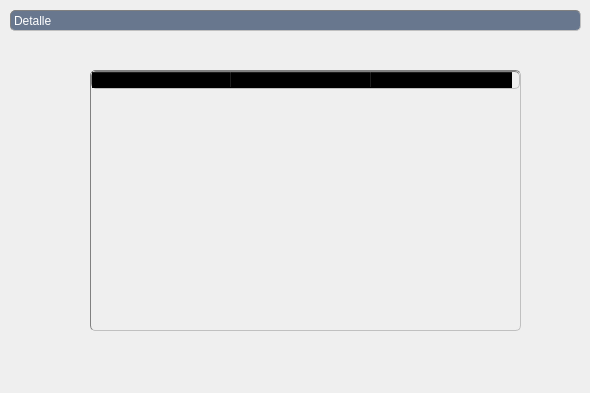
First picture: the form in cosmec/dialogdetalle.ui, repository Exxu/cosmec-si, before the edit.
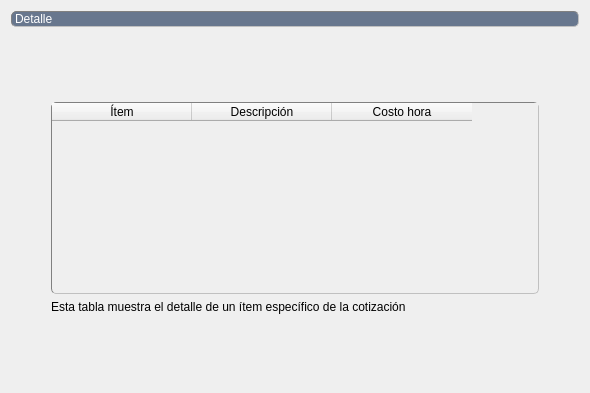
Second picture: the form after the edit.

Commit message:
descripción de tablas
cotización interfaz gráfica agregados campos

The edit to the form file:
```diff
--- a/cosmec/dialogdetalle.ui
+++ b/cosmec/dialogdetalle.ui
@@ -18,14 +18,16 @@
 background:qlineargradient(spread:pad, x1:0, y1:0, x2:1, y2:1, stop:0 rgba(193, 197, 255, 255), stop:0.130682 rgba(228, 228, 245, 255), stop:0.528409 rgba(255, 255, 255, 255));
 border: 1px solid black;
 } 
-QFrame {
- border: 1px inset gray;
- border-radius: 5px;
- background:  transparent;
+QLabel#label_2{/*descripción*/
+border: 1px;
+font: 8pt &quot;Arial&quot;;
+background:transparent;
+color:black;
+qproperty-alignment: AlignLeft
 }
-
-QLabel {/*titulos de pág*/
+QLabel{/*titulos de pág*/
 border: 1px inset gray;
+ border-radius: 5px;
 font: bold 12pt &quot;Calibri&quot;;
 background:#68778e;
 color:white;
@@ -33,6 +35,8 @@
 }
 QTableWidget {
  background: transparent;
+border: 1px inset gray;
+ border-radius: 5px;
  color: black;
  font:10pt &quot;Calibri&quot;;
  text-align: center;
@@ -69,15 +73,52 @@
      selection-background-color: darkgray;
  }</string>
   </property>
+  <layout class="QVBoxLayout" name="verticalLayout_2">
+   <item>
+    <widget class="QLabel" name="label">
+     <property name="text">
+      <string>Detalle</string>
+     </property>
+    </widget>
+   </item>
+   <item>
+    <spacer name="verticalSpacer_2">
+     <property name="orientation">
+      <enum>Qt::Vertical</enum>
+     </property>
+     <property name="sizeType">
+      <enum>QSizePolicy::Expanding</enum>
+     </property>
+     <property name="sizeHint" stdset="0">
+      <size>
+       <width>20</width>
+       <height>57</height>
+      </size>
+     </property>
+    </spacer>
+   </item>
+   <item>
+    <layout class="QHBoxLayout" name="horizontalLayout">
+     <item>
+      <spacer name="horizontalSpacer">
+       <property name="orientation">
+        <enum>Qt::Horizontal</enum>
+       </property>
+       <property name="sizeType">
+        <enum>QSizePolicy::Maximum</enum>
+       </property>
+       <property name="sizeHint" stdset="0">
+        <size>
+         <width>40</width>
+         <height>20</height>
+        </size>
+       </property>
+      </spacer>
+     </item>
+     <item>
+      <layout class="QVBoxLayout" name="verticalLayout">
+       <item>
   <widget class="QTableWidget" name="tableWidget">
-   <property name="geometry">
-    <rect>
-     <x>90</x>
-     <y>70</y>
-     <width>431</width>
-     <height>261</height>
-    </rect>
-   </property>
    <attribute name="horizontalHeaderDefaultSectionSize">
     <number>140</number>
    </attribute>
@@ -100,19 +141,48 @@
     </property>
    </column>
   </widget>
-  <widget class="QLabel" name="label">
-   <property name="geometry">
-    <rect>
-     <x>10</x>
-     <y>10</y>
-     <width>571</width>
-     <height>21</height>
-    </rect>
-   </property>
+       </item>
+       <item>
+        <widget class="QLabel" name="label_2">
    <property name="text">
-    <string>Detalle</string>
-   </property>
-  </widget>
+          <string>Esta tabla muestra el detalle de un ítem específico de la cotización</string>
+         </property>
+        </widget>
+       </item>
+      </layout>
+     </item>
+     <item>
+      <spacer name="horizontalSpacer_2">
+       <property name="orientation">
+        <enum>Qt::Horizontal</enum>
+       </property>
+       <property name="sizeType">
+        <enum>QSizePolicy::Maximum</enum>
+       </property>
+       <property name="sizeHint" stdset="0">
+        <size>
+         <width>40</width>
+         <height>20</height>
+        </size>
+       </property>
+      </spacer>
+     </item>
+    </layout>
+   </item>
+   <item>
+    <spacer name="verticalSpacer">
+     <property name="orientation">
+      <enum>Qt::Vertical</enum>
+     </property>
+     <property name="sizeHint" stdset="0">
+      <size>
+       <width>20</width>
+       <height>57</height>
+      </size>
+     </property>
+    </spacer>
+   </item>
+  </layout>
  </widget>
  <layoutdefault spacing="6" margin="11"/>
  <resources/>
```
Lines whose indentation alone changed are shown as unchanged. The commit also changes 15 other files.
